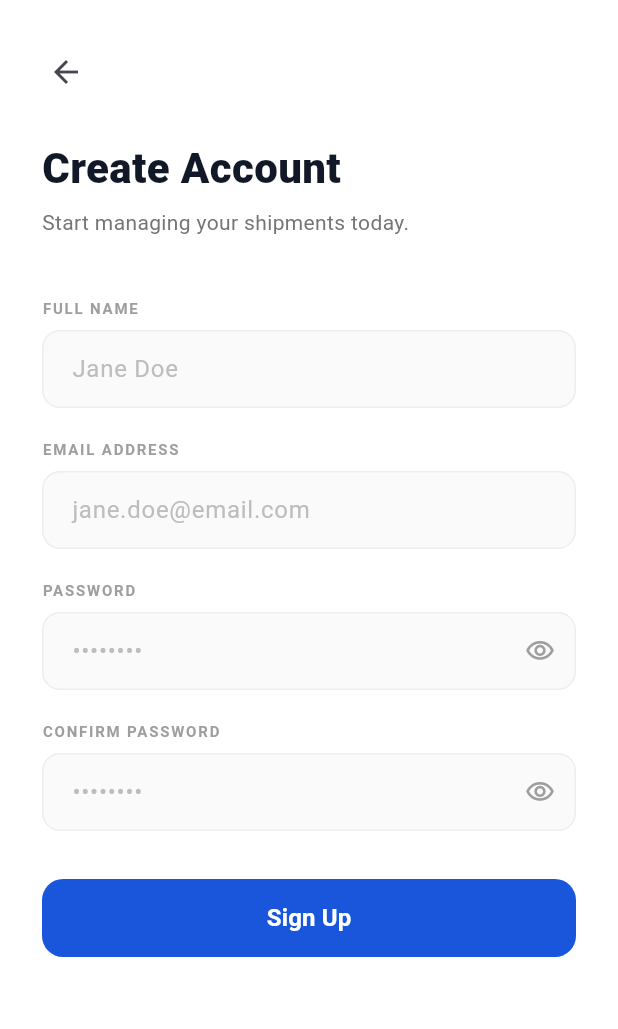
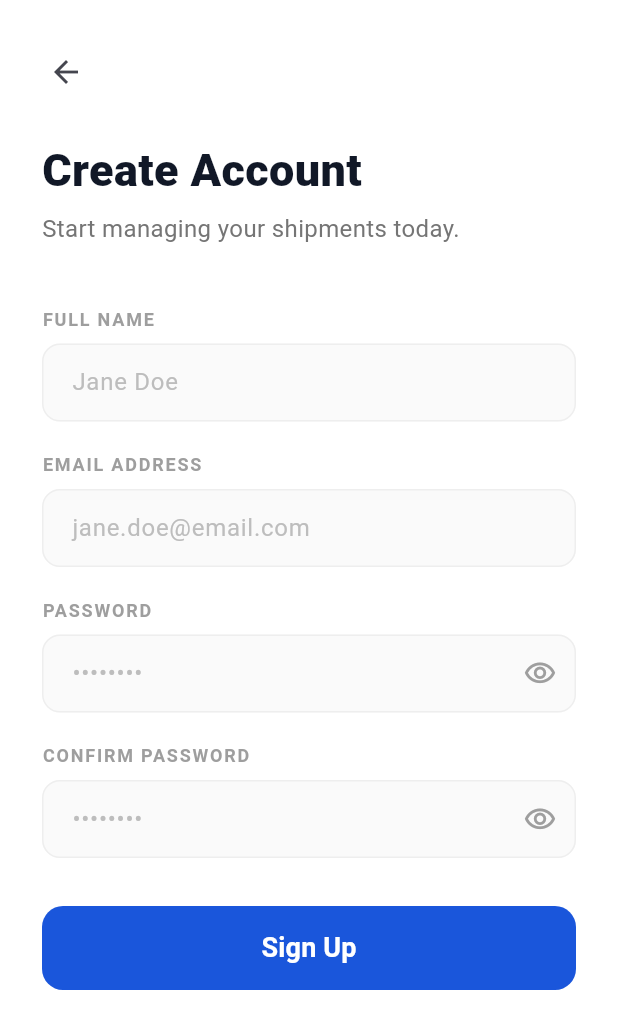
Before and after one commit to jcnino2020/PasabayBCD3, a Flutter app: the screen it shows after launch, after a tap on "Skip", after a tap on "Sign Up", on a phone screen of 412 x 824 dp. Shown: the top 1029 px of the screen. Run offline on Flutter 3.47's test engine with Material 3 defaults, Android fonts, the phone set to English and light mode, and no system bars; our stand-ins replace flutter_map, image_picker, latlong2, location, shared_preferences; network calls fail; Roboto replaces fonts that are missing (SF Pro Display).

Commit message:
Increase font sizes, icon sizes, and button heights across all screens
Comprehensive UI sizing pass to improve readability and tap targets:
- Bump all font sizes by ~2pts (e.g., 12→14, 14→16, 16→18, etc.)
- Increase icon sizes by ~2-4pts where they accompany text/buttons
- Increase button heights by ~4pts (e.g., 52→56, 50→54)
- Applies to all 17 screens and 2 shared widgets

Files updated:
- lib/screens: splash, onboarding, login, registration, cargo_form,
  driver_confirmation, faq, kyc, booking_history, notifications,
  rating, live_tracking, profile, savings_dashboard, trip_matching,
  trip_details, about_screen
- lib/widgets: bottom_nav_bar, truck_card

Co-Authored-By: Claude Opus 4.6 <noreply@anthropic.com>

```diff
--- a/lib/screens/faq_screen.dart
+++ b/lib/screens/faq_screen.dart
@@ -33,7 +33,7 @@ class FaqScreen extends StatelessWidget {
       appBar: AppBar(
         title: const Text(
           'Frequently Asked Questions',
-          style: TextStyle(fontSize: 16, fontWeight: FontWeight.bold),
+          style: TextStyle(fontSize: 18, fontWeight: FontWeight.bold),
         ),
         leading: IconButton(
           icon: const Icon(Icons.arrow_back),
@@ -54,7 +54,7 @@ class FaqScreen extends StatelessWidget {
               ],
             ),
             child: ExpansionTile(
-              title: Text(_faqs[index]['q']!, style: const TextStyle(fontWeight: FontWeight.w600, fontSize: 14)),
+              title: Text(_faqs[index]['q']!, style: const TextStyle(fontWeight: FontWeight.w600, fontSize: 16)),
               childrenPadding: const EdgeInsets.fromLTRB(16, 0, 16, 16),
               children: [Text(_faqs[index]['a']!, style: TextStyle(color: Colors.grey.shade600, height: 1.5))],
             ),
--- a/lib/screens/login_screen.dart
+++ b/lib/screens/login_screen.dart
@@ -132,7 +132,7 @@ class _LoginScreenState extends State<LoginScreen> {
               const Text(
                 'Welcome Back',
                 style: TextStyle(
-                  fontSize: 28,
+                  fontSize: 30,
                   fontWeight: FontWeight.w800,
                   color: Color(0xFF111827),
                 ),
@@ -140,7 +140,7 @@ class _LoginScreenState extends State<LoginScreen> {
               const SizedBox(height: 6),
               Text(
                 'Log in to manage your shipments.',
-                style: TextStyle(fontSize: 14, color: Colors.grey.shade600),
+                style: TextStyle(fontSize: 16, color: Colors.grey.shade600),
               ),
               const SizedBox(height: 40),
 
@@ -148,7 +148,7 @@ class _LoginScreenState extends State<LoginScreen> {
               const Text(
                 'EMAIL ADDRESS',
                 style: TextStyle(
-                  fontSize: 10,
+                  fontSize: 12,
                   fontWeight: FontWeight.w700,
                   color: Colors.grey,
                   letterSpacing: 1.2,
@@ -186,7 +186,7 @@ class _LoginScreenState extends State<LoginScreen> {
               const Text(
                 'PASSWORD',
                 style: TextStyle(
-                  fontSize: 10,
+                  fontSize: 12,
                   fontWeight: FontWeight.w700,
                   color: Colors.grey,
                   letterSpacing: 1.2,
@@ -223,7 +223,7 @@ class _LoginScreenState extends State<LoginScreen> {
                           ? Icons.visibility_off_outlined
                           : Icons.visibility_outlined,
                       color: Colors.grey,
-                      size: 20,
+                      size: 22,
                     ),
                     onPressed: () {
                       // Toggle password visibility using setState
@@ -249,7 +249,7 @@ class _LoginScreenState extends State<LoginScreen> {
                     'Forgot Password?',
                     style: TextStyle(
                       color: Color(0xFF1A56DB),
-                      fontSize: 13,
+                      fontSize: 15,
                     ),
                   ),
                 ),
@@ -270,7 +270,7 @@ class _LoginScreenState extends State<LoginScreen> {
                   child: Text(
                     _errorMessage!,
                     style: const TextStyle(
-                        color: Color(0xFFDC2626), fontSize: 13),
+                        color: Color(0xFFDC2626), fontSize: 15),
                   ),
                 ),
 
@@ -279,7 +279,7 @@ class _LoginScreenState extends State<LoginScreen> {
               // Sign In button
               SizedBox(
                 width: double.infinity,
-                height: 52,
+                height: 56,
                 child: ElevatedButton(
                   onPressed: _isLoading ? null : _handleLogin,
                   style: ElevatedButton.styleFrom(
@@ -304,7 +304,7 @@ class _LoginScreenState extends State<LoginScreen> {
                       : const Text(
                           'Sign In',
                           style: TextStyle(
-                            fontSize: 16,
+                            fontSize: 18,
                             fontWeight: FontWeight.w700,
                           ),
                         ),
@@ -318,7 +318,7 @@ class _LoginScreenState extends State<LoginScreen> {
                 children: [
                   Text(
                     "Don't have an account? ",
-                    style: TextStyle(color: Colors.grey.shade600, fontSize: 13),
+                    style: TextStyle(color: Colors.grey.shade600, fontSize: 15),
                   ),
                   GestureDetector(
                     onTap: () {
@@ -329,7 +329,7 @@ class _LoginScreenState extends State<LoginScreen> {
                     },
                     child: const Text(
                       'Sign Up',
-                      style: TextStyle(color: Color(0xFF1A56DB), fontWeight: FontWeight.bold, fontSize: 13),
+                      style: TextStyle(color: Color(0xFF1A56DB), fontWeight: FontWeight.bold, fontSize: 15),
                     ),
                   ),
                 ],
--- a/lib/screens/onboarding_screen.dart
+++ b/lib/screens/onboarding_screen.dart
@@ -80,7 +80,7 @@ class _OnboardingScreenState extends State<OnboardingScreen> {
                 ),
                 child: Text(
                   'Skip',
-                  style: TextStyle(color: Colors.grey.shade500, fontSize: 14),
+                  style: TextStyle(color: Colors.grey.shade500, fontSize: 16),
                 ),
               ),
             ),
@@ -118,7 +118,7 @@ class _OnboardingScreenState extends State<OnboardingScreen> {
                           _pages[index]['title']!,
                           textAlign: TextAlign.center,
                           style: const TextStyle(
-                            fontSize: 24,
+                            fontSize: 26,
                             fontWeight: FontWeight.w800,
                             color: Color(0xFF111827),
                             height: 1.2,
@@ -130,7 +130,7 @@ class _OnboardingScreenState extends State<OnboardingScreen> {
                           _pages[index]['subtitle']!,
                           textAlign: TextAlign.center,
                           style: TextStyle(
-                            fontSize: 14,
+                            fontSize: 16,
                             color: Colors.grey.shade600,
                             height: 1.5,
                           ),
@@ -168,7 +168,7 @@ class _OnboardingScreenState extends State<OnboardingScreen> {
               padding: const EdgeInsets.symmetric(horizontal: 32),
               child: SizedBox(
                 width: double.infinity,
-                height: 52,
+                height: 56,
                 child: ElevatedButton(
                   onPressed: () {
                     if (_currentPage < _pages.length - 1) {
@@ -198,7 +198,7 @@ class _OnboardingScreenState extends State<OnboardingScreen> {
                         ? 'Next'
                         : 'Get Started',
                     style: const TextStyle(
-                      fontSize: 16,
+                      fontSize: 18,
                       fontWeight: FontWeight.w700,
                     ),
                   ),
--- a/lib/screens/registration_screen.dart
+++ b/lib/screens/registration_screen.dart
@@ -207,7 +207,7 @@ class _RegistrationScreenState extends State<RegistrationScreen> {
               const Text(
                 'Create Account',
                 style: TextStyle(
-                  fontSize: 28,
+                  fontSize: 30,
                   fontWeight: FontWeight.w800,
                   color: Color(0xFF111827),
                 ),
@@ -215,7 +215,7 @@ class _RegistrationScreenState extends State<RegistrationScreen> {
               const SizedBox(height: 6),
               Text(
                 'Start managing your shipments today.',
-                style: TextStyle(fontSize: 14, color: Colors.grey.shade600),
+                style: TextStyle(fontSize: 16, color: Colors.grey.shade600),
               ),
               const SizedBox(height: 40),
 
@@ -258,7 +258,7 @@ class _RegistrationScreenState extends State<RegistrationScreen> {
                     Text(
                       _passwordStrengthLabel,
                       style: TextStyle(
-                        fontSize: 11,
+                        fontSize: 13,
                         fontWeight: FontWeight.w600,
                         color: _passwordStrength <= 0.25
                             ? Colors.red
@@ -287,14 +287,14 @@ class _RegistrationScreenState extends State<RegistrationScreen> {
                     borderRadius: BorderRadius.circular(10),
                     border: Border.all(color: const Color(0xFFFCA5A5)),
                   ),
-                  child: Text(_errorMessage!, style: const TextStyle(color: Color(0xFFDC2626), fontSize: 13)),
+                  child: Text(_errorMessage!, style: const TextStyle(color: Color(0xFFDC2626), fontSize: 15)),
                 ),
               const SizedBox(height: 8),
 
               // Sign Up Button
               SizedBox(
                 width: double.infinity,
-                height: 52,
+                height: 56,
                 child: ElevatedButton(
                   onPressed: _isLoading ? null : _handleRegister,
                   style: ElevatedButton.styleFrom(
@@ -306,7 +306,7 @@ class _RegistrationScreenState extends State<RegistrationScreen> {
                   ),
                   child: _isLoading
                       ? const SizedBox(width: 20, height: 20, child: CircularProgressIndicator(color: Colors.white, strokeWidth: 2))
-                      : const Text('Sign Up', style: TextStyle(fontSize: 16, fontWeight: FontWeight.w700)),
+                      : const Text('Sign Up', style: TextStyle(fontSize: 18, fontWeight: FontWeight.w700)),
                 ),
               ),
             ],
@@ -321,7 +321,7 @@ class _RegistrationScreenState extends State<RegistrationScreen> {
     return Column(
       crossAxisAlignment: CrossAxisAlignment.start,
       children: [
-        Text(label, style: const TextStyle(fontSize: 10, fontWeight: FontWeight.w700, color: Colors.grey, letterSpacing: 1.2)),
+        Text(label, style: const TextStyle(fontSize: 12, fontWeight: FontWeight.w700, color: Colors.grey, letterSpacing: 1.2)),
         const SizedBox(height: 8),
         TextField(
           controller: controller,
@@ -346,7 +346,7 @@ class _RegistrationScreenState extends State<RegistrationScreen> {
     return Column(
       crossAxisAlignment: CrossAxisAlignment.start,
       children: [
-        Text(label, style: const TextStyle(fontSize: 10, fontWeight: FontWeight.w700, color: Colors.grey, letterSpacing: 1.2)),
+        Text(label, style: const TextStyle(fontSize: 12, fontWeight: FontWeight.w700, color: Colors.grey, letterSpacing: 1.2)),
         const SizedBox(height: 8),
         TextField(
           controller: controller,
@@ -362,7 +362,7 @@ class _RegistrationScreenState extends State<RegistrationScreen> {
             focusedBorder: OutlineInputBorder(borderRadius: BorderRadius.circular(12), borderSide: const BorderSide(color: Color(0xFF1A56DB), width: 1.5)),
             contentPadding: const EdgeInsets.symmetric(horizontal: 16, vertical: 14),
             suffixIcon: IconButton(
-              icon: Icon(isVisible ? Icons.visibility_off_outlined : Icons.visibility_outlined, color: Colors.grey, size: 20),
+              icon: Icon(isVisible ? Icons.visibility_off_outlined : Icons.visibility_outlined, color: Colors.grey, size: 22),
               onPressed: onToggleVisibility,
             ),
           ),
--- a/lib/screens/splash_screen.dart
+++ b/lib/screens/splash_screen.dart
@@ -105,7 +105,7 @@ class _SplashScreenState extends State<SplashScreen>
                 child: const Icon(
                   Icons.local_shipping,
                   color: Colors.white,
-                  size: 48,
+                  size: 52,
                 ),
               ),
               const SizedBox(height: 20),
@@ -113,7 +113,7 @@ class _SplashScreenState extends State<SplashScreen>
               const Text(
                 'PasabayBCD',
                 style: TextStyle(
-                  fontSize: 28,
+                  fontSize: 30,
                   fontWeight: FontWeight.w800,
                   color: Color(0xFF111827),
                   letterSpacing: -0.5,
@@ -124,7 +124,7 @@ class _SplashScreenState extends State<SplashScreen>
               Text(
                 'SME LOGISTICS HUB',
                 style: TextStyle(
-                  fontSize: 11,
+                  fontSize: 13,
                   fontWeight: FontWeight.w500,
                   color: Colors.grey.shade500,
                   letterSpacing: 2.5,
--- a/lib/widgets/bottom_nav_bar.dart
+++ b/lib/widgets/bottom_nav_bar.dart
@@ -23,8 +23,8 @@ class PasabayBottomNavBar extends StatelessWidget {
       type: BottomNavigationBarType.fixed,
       selectedItemColor: const Color(0xFF1A56DB),
       unselectedItemColor: Colors.grey,
-      selectedFontSize: 11,
-      unselectedFontSize: 11,
+      selectedFontSize: 13,
+      unselectedFontSize: 13,
       elevation: 8,
       backgroundColor: Colors.white,
       items: const [
```
Also changed, not shown: lib/screens/about_screen.dart (+13 -13 lines), lib/screens/booking_history_screen.dart (+10 -10 lines), lib/screens/cargo_form_screen.dart (+19 -19 lines), lib/screens/driver_confirmation_screen.dart (+4 -4 lines), lib/screens/kyc_screen.dart (+6 -6 lines), lib/screens/live_tracking_screen.dart (+11 -11 lines), lib/screens/notifications_screen.dart (+10 -10 lines), lib/screens/profile_screen.dart (+15 -15 lines), lib/screens/rating_screen.dart (+14 -14 lines), lib/screens/savings_dashboard_screen.dart (+19 -19 lines), lib/screens/trip_details_screen.dart (+14 -14 lines), lib/screens/trip_matching_screen.dart (+29 -29 lines), lib/widgets/truck_card.dart (+9 -9 lines).
